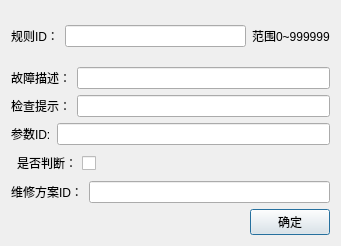
Old version of the form ruleeditdialog.ui in the repository EGeeks/faultree.
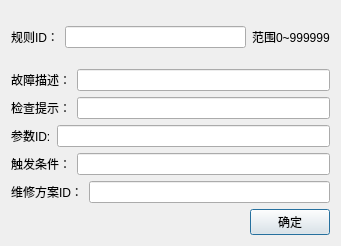
New version of the form.

```diff
--- a/ruleeditdialog.ui
+++ b/ruleeditdialog.ui
@@ -83,27 +83,14 @@
    <item>
     <layout class="QHBoxLayout" name="horizontalLayout_15">
      <item>
-      <widget class="QCheckBox" name="checkBox">
-       <property name="layoutDirection">
-        <enum>Qt::RightToLeft</enum>
-       </property>
+      <widget class="QLabel" name="label">
        <property name="text">
-        <string>是否判断：</string>
+        <string>触发条件：</string>
        </property>
       </widget>
      </item>
      <item>
-      <spacer name="horizontalSpacer_2">
-       <property name="orientation">
-        <enum>Qt::Horizontal</enum>
-       </property>
-       <property name="sizeHint" stdset="0">
-        <size>
-         <width>40</width>
-         <height>20</height>
-        </size>
-       </property>
-      </spacer>
+      <widget class="QLineEdit" name="lineEdit_Judy"/>
      </item>
     </layout>
    </item>
```
Left out of the diff: 2 changed lines with no effect on the pictures.
